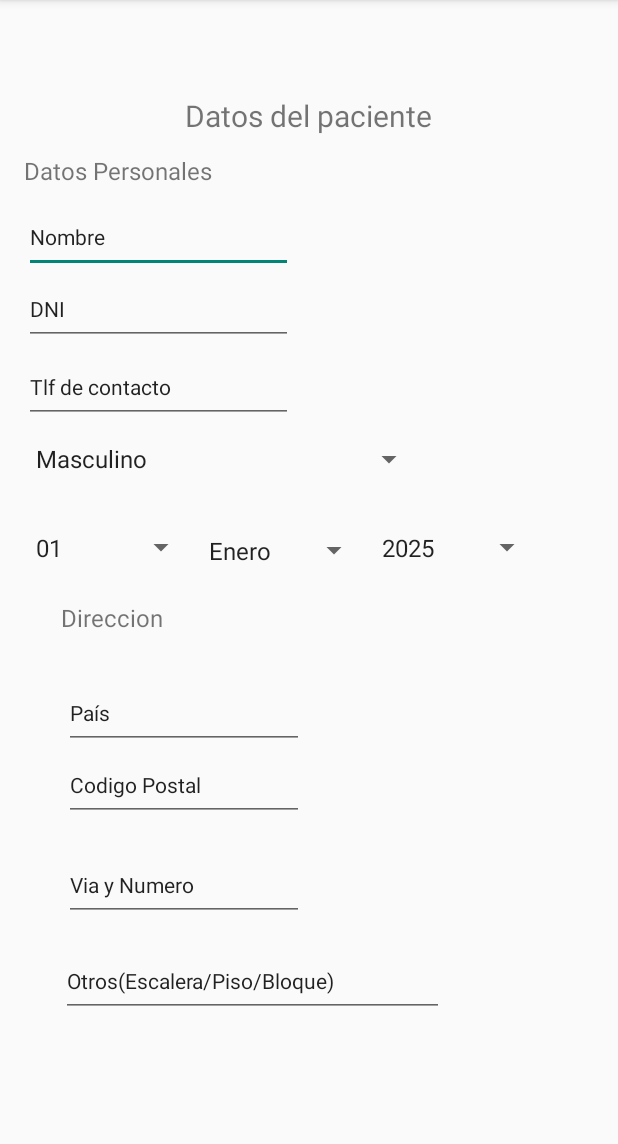
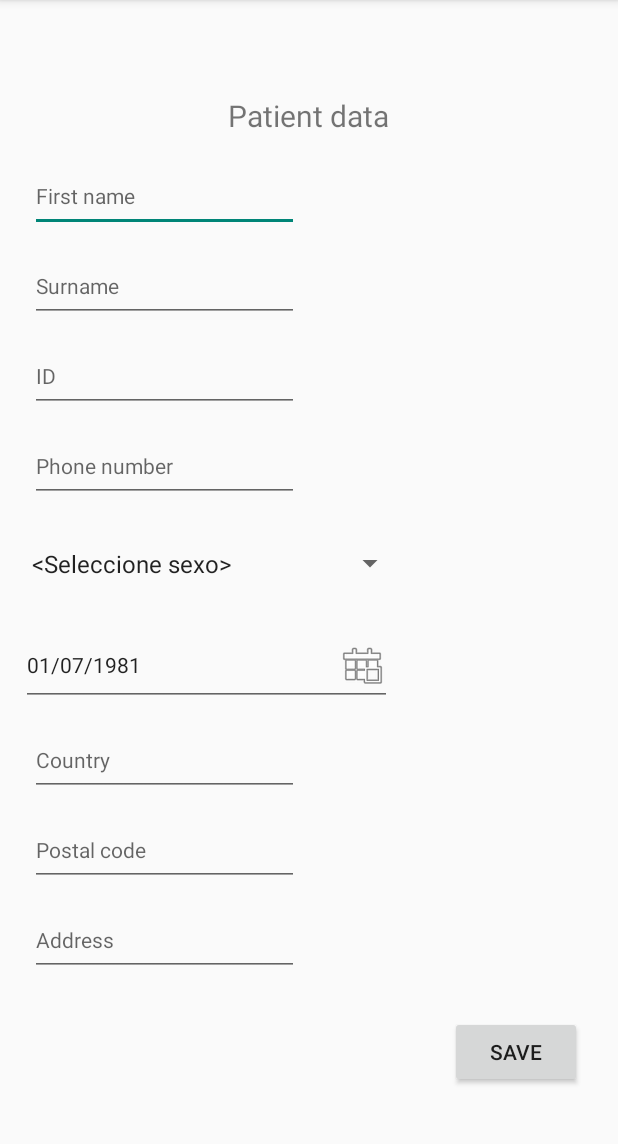
Before and after one commit to EA-12/MyHealth, an Android app: the ActivityPatientData screen opened directly, with no data from a screen before it, on a phone screen of 412 x 824 dp, the part 84-1228 px from its top. Run offline under Robolectric (Android 15) with nearby library versions, the phone set to English and light mode, and no system bars.

Commit message:
style/fix/feat(PatientData): fixes styles, adds Save button and Calendar to Patient Data layout

```diff
--- a/app/build.gradle.kts
+++ b/app/build.gradle.kts
@@ -42,6 +42,7 @@ dependencies {
     implementation(libs.material)
     implementation(libs.androidx.activity)
     implementation(libs.androidx.constraintlayout)
+    implementation(libs.play.services.mlkit.text.recognition.common)
     testImplementation(libs.junit)
     androidTestImplementation(libs.androidx.junit)
     androidTestImplementation(libs.androidx.espresso.core)
--- a/app/src/main/java/com/example/myhealth/ActivityBookAppointment.kt
+++ b/app/src/main/java/com/example/myhealth/ActivityBookAppointment.kt
@@ -3,6 +3,7 @@ package com.example.myhealth
 import android.content.Intent
 import android.os.Bundle
 import android.view.View
+import android.widget.Toast
 import androidx.activity.enableEdgeToEdge
 import androidx.appcompat.app.AppCompatActivity
 import androidx.core.view.ViewCompat
--- a/app/src/main/java/com/example/myhealth/ActivityPatientData.kt
+++ b/app/src/main/java/com/example/myhealth/ActivityPatientData.kt
@@ -1,17 +1,25 @@
 package com.example.myhealth
 
+import android.app.DatePickerDialog
+import android.content.Intent
 import android.os.Bundle
 import android.view.View
 import android.widget.AdapterView
 import android.widget.ArrayAdapter
+import android.widget.EditText
 import android.widget.Spinner
 import android.widget.Toast
 import androidx.activity.enableEdgeToEdge
 import androidx.appcompat.app.AppCompatActivity
 import androidx.core.view.ViewCompat
 import androidx.core.view.WindowInsetsCompat
+import java.text.SimpleDateFormat
+import java.util.*
 
 class ActivityPatientData : AppCompatActivity() {
+
+    private lateinit var editTextDate: EditText
+    private val calendar = Calendar.getInstance()
 
     override fun onCreate(savedInstanceState: Bundle?) {
         super.onCreate(savedInstanceState)
@@ -26,7 +34,7 @@ class ActivityPatientData : AppCompatActivity() {
         }
 
         // Obtener el Spinner para seleccionar el sexo
-        val spinnerSexo: Spinner = findViewById(R.id.spinnerSexo) // Asegúrate de tener este Spinner en tu layout
+        val spinnerSexo: Spinner = findViewById(R.id.spinnerSex) // Asegúrate de tener este Spinner en tu layout
 
         // Crear un ArrayAdapter usando el array de opciones definido en strings.xml
         val adapterSexo = ArrayAdapter.createFromResource(
@@ -42,6 +50,7 @@ class ActivityPatientData : AppCompatActivity() {
         spinnerSexo.adapter = adapterSexo
 
         // Configurar el listener para detectar la selección
+        /*
         spinnerSexo.onItemSelectedListener = object : AdapterView.OnItemSelectedListener {
             override fun onItemSelected(parent: AdapterView<*>?, view: android.view.View?, position: Int, id: Long) {
                 val selectedSexo = parent?.getItemAtPosition(position).toString()
@@ -52,7 +61,34 @@ class ActivityPatientData : AppCompatActivity() {
                 // No hacer nada si no se selecciona nada
             }
         }
+        */
 
+        editTextDate = findViewById(R.id.editTextDate)
+
+        calendar.set(Calendar.YEAR, calendar.get(Calendar.YEAR) - 44)
+        calendar.set(Calendar.MONTH, Calendar.JULY)
+        calendar.set(Calendar.DAY_OF_MONTH, 1)
+
+        val dateSetListener = DatePickerDialog.OnDateSetListener { _, year, month, day ->
+            calendar.set(Calendar.YEAR, year)
+            calendar.set(Calendar.MONTH, month)
+            calendar.set(Calendar.DAY_OF_MONTH, day)
+            updateLabel()
+        }
+
+        editTextDate.setOnClickListener {
+            DatePickerDialog(
+                this,
+                dateSetListener,
+                calendar.get(Calendar.YEAR),
+                calendar.get(Calendar.MONTH),
+                calendar.get(Calendar.DAY_OF_MONTH)
+            ).show()
+        }
+
+        updateLabel()
+
+        /*
         // Obtener los Spinners del layout
         val spinnerYear: Spinner = findViewById(R.id.spinnerYear)
         val spinnerMonth: Spinner = findViewById(R.id.spinnerMonth)
@@ -117,6 +153,16 @@ class ActivityPatientData : AppCompatActivity() {
             override fun onNothingSelected(parentView: AdapterView<*>?) {
                 // No hacer nada si no se selecciona nada
             }
-        }
+        } */
+    }
+
+    private fun updateLabel() {
+        val format = SimpleDateFormat("dd/MM/yyyy", Locale.getDefault())
+        editTextDate.setText(format.format(calendar.time))
+    }
+
+    fun goToHome(view: View) {
+        val intent = Intent(this, MainActivity::class.java)
+        startActivity(intent)
     }
 }
--- a/app/src/main/res/layout/activity_main.xml
+++ b/app/src/main/res/layout/activity_main.xml
@@ -57,7 +57,7 @@
         android:id="@+id/textView2"
         android:layout_width="wrap_content"
         android:layout_height="wrap_content"
-        android:text="Datos del paciente"
+        android:text="@string/datos_del_paciente"
         app:layout_constraintBottom_toBottomOf="parent"
         app:layout_constraintEnd_toEndOf="parent"
         app:layout_constraintHorizontal_bias="0.254"
@@ -69,7 +69,7 @@
         android:id="@+id/textView4"
         android:layout_width="wrap_content"
         android:layout_height="wrap_content"
-        android:text="Pedir cita"
+        android:text="@string/pedir_cita"
         app:layout_constraintBottom_toBottomOf="parent"
         app:layout_constraintEnd_toEndOf="parent"
         app:layout_constraintHorizontal_bias="0.732"
--- a/app/src/main/res/layout/activity_patient_data.xml
+++ b/app/src/main/res/layout/activity_patient_data.xml
@@ -24,189 +24,153 @@
         app:layout_constraintVertical_bias="1.0" />
 
     <EditText
-        android:id="@+id/editTextText"
+        android:id="@+id/editTextName"
         android:layout_width="179dp"
         android:layout_height="48dp"
-        android:layout_marginStart="16dp"
-        android:layout_marginEnd="212dp"
+        android:layout_marginTop="16dp"
+        android:layout_marginBottom="12dp"
         android:ems="10"
-        android:inputType="text"
-        android:text="@string/nombre"
+        android:inputType="textCapSentences"
+        android:hint="@string/nombre"
         android:textSize="14sp"
-        app:layout_constraintBottom_toTopOf="@+id/editTextText2"
+        app:layout_constraintBottom_toTopOf="@+id/editTextSurname"
         app:layout_constraintEnd_toEndOf="parent"
-        app:layout_constraintHorizontal_bias="0.0"
-        app:layout_constraintStart_toStartOf="parent"
-        app:layout_constraintTop_toBottomOf="@+id/textView3" />
-
-    <TextView
-        android:id="@+id/textView3"
-        android:layout_width="237dp"
-        android:layout_height="31dp"
-        android:layout_marginStart="16dp"
-        android:layout_marginTop="12dp"
-        android:layout_marginEnd="248dp"
-        android:text="@string/datos_personales"
-        android:textSize="16sp"
-        app:layout_constraintBottom_toTopOf="@+id/editTextText"
-        app:layout_constraintEnd_toEndOf="parent"
-        app:layout_constraintHorizontal_bias="0.0"
+        app:layout_constraintHorizontal_bias="0.086"
         app:layout_constraintStart_toStartOf="parent"
         app:layout_constraintTop_toBottomOf="@+id/textView" />
 
     <EditText
-        android:id="@+id/editTextText2"
+        android:id="@+id/editTextSurname"
         android:layout_width="179dp"
         android:layout_height="48dp"
-        android:layout_marginStart="16dp"
-        android:layout_marginEnd="212dp"
+        android:layout_marginBottom="12dp"
         android:ems="10"
-        android:inputType="text"
-        android:text="@string/dni"
+        android:inputType="textCapSentences"
+        android:hint="@string/apellidos"
         android:textSize="14sp"
-        app:layout_constraintBottom_toTopOf="@+id/editTextText3"
+        app:layout_constraintBottom_toTopOf="@+id/editTextID"
         app:layout_constraintEnd_toEndOf="parent"
-        app:layout_constraintHorizontal_bias="0.0"
+        app:layout_constraintHorizontal_bias="0.086"
         app:layout_constraintStart_toStartOf="parent"
-        app:layout_constraintTop_toBottomOf="@+id/editTextText" />
+        app:layout_constraintTop_toBottomOf="@+id/editTextName" />
 
     <EditText
-        android:id="@+id/editTextText3"
+        android:id="@+id/editTextID"
         android:layout_width="179dp"
         android:layout_height="48dp"
-        android:layout_marginStart="16dp"
-        android:layout_marginTop="4dp"
-        android:layout_marginEnd="212dp"
+        android:layout_marginBottom="12dp"
         android:ems="10"
-        android:inputType="text"
-        android:text="@string/tlf_de_contacto"
+        android:inputType="textCapSentences"
+        android:hint="@string/dni"
         android:textSize="14sp"
-        app:layout_constraintBottom_toTopOf="@+id/spinnerSexo"
+        app:layout_constraintBottom_toTopOf="@+id/editTextTlf"
         app:layout_constraintEnd_toEndOf="parent"
-        app:layout_constraintHorizontal_bias="0.0"
+        app:layout_constraintHorizontal_bias="0.086"
         app:layout_constraintStart_toStartOf="parent"
-        app:layout_constraintTop_toBottomOf="@+id/editTextText2" />
+        app:layout_constraintTop_toBottomOf="@+id/editTextSurname" />
+
+    <EditText
+        android:id="@+id/editTextTlf"
+        android:layout_width="179dp"
+        android:layout_height="48dp"
+        android:layout_marginBottom="12dp"
+        android:ems="10"
+        android:inputType="phone"
+        android:hint="@string/tlf_de_contacto"
+        android:textSize="14sp"
+        app:layout_constraintBottom_toTopOf="@+id/spinnerSex"
+        app:layout_constraintEnd_toEndOf="parent"
+        app:layout_constraintHorizontal_bias="0.086"
+        app:layout_constraintStart_toStartOf="parent"
+        app:layout_constraintTop_toBottomOf="@+id/editTextID" />
 
     <Spinner
-        android:id="@+id/spinnerSexo"
-        android:layout_width="267dp"
-        android:layout_height="48dp"
-        android:layout_marginStart="16dp"
-        android:layout_marginEnd="26dp"
+        android:id="@+id/spinnerSex"
+        android:layout_width="257dp"
+        android:layout_height="58dp"
+        android:layout_marginBottom="12dp"
+        android:textSize="14sp"
+        app:layout_constraintBottom_toTopOf="@+id/editTextDate"
         app:layout_constraintEnd_toEndOf="parent"
-        app:layout_constraintHorizontal_bias="0.0"
+        app:layout_constraintHorizontal_bias="0.086"
         app:layout_constraintStart_toStartOf="parent"
-        app:layout_constraintTop_toBottomOf="@+id/editTextText3" />
-
-    <Spinner
-        android:id="@+id/spinnerYear"
-        android:layout_width="115dp"
-        android:layout_height="54dp"
-        android:layout_marginTop="8dp"
-        android:layout_marginEnd="50dp"
-        app:layout_constraintEnd_toEndOf="parent"
-        app:layout_constraintStart_toEndOf="@+id/spinnerMonth"
-        app:layout_constraintTop_toBottomOf="@+id/spinnerSexo" />
-
-    <Spinner
-        android:id="@+id/spinnerMonth"
-        android:layout_width="115dp"
-        android:layout_height="54dp"
-        android:layout_marginTop="10dp"
-        app:layout_constraintEnd_toStartOf="@+id/spinnerYear"
-        app:layout_constraintStart_toEndOf="@+id/spinnerDay"
-        app:layout_constraintTop_toBottomOf="@+id/spinnerSexo" />
-
-    <Spinner
-        android:id="@+id/spinnerDay"
-        android:layout_width="115dp"
-        android:layout_height="54dp"
-        android:layout_marginStart="16dp"
-        android:layout_marginTop="8dp"
-        app:layout_constraintEnd_toStartOf="@+id/spinnerMonth"
-        app:layout_constraintStart_toStartOf="parent"
-        app:layout_constraintTop_toBottomOf="@+id/spinnerSexo" />
-
-    <TextView
-        android:id="@+id/textView5"
-        android:layout_width="246dp"
-        android:layout_height="36dp"
-        android:layout_marginStart="40dp"
-        android:layout_marginTop="16dp"
-        android:layout_marginEnd="125dp"
-        android:layout_marginBottom="7dp"
-        android:text="@string/direccion"
-        android:textSize="16sp"
-        app:layout_constraintBottom_toTopOf="@+id/editTextText4"
-        app:layout_constraintEnd_toEndOf="parent"
-        app:layout_constraintStart_toStartOf="parent"
-        app:layout_constraintTop_toBottomOf="@+id/spinnerMonth" />
+        app:layout_constraintTop_toBottomOf="@+id/editTextTlf" />
 
     <EditText
-        android:id="@+id/editTextText4"
-        android:layout_width="wrap_content"
-        android:layout_height="48dp"
-        android:layout_marginStart="40dp"
-        android:layout_marginTop="7dp"
-        android:layout_marginEnd="207dp"
-        android:ems="10"
-        android:inputType="text"
-        android:text="@string/pa_s"
+        android:id="@+id/editTextDate"
+        android:layout_width="247dp"
+        android:layout_height="54dp"
+        android:layout_marginBottom="12dp"
+        android:clickable="true"
+        android:cursorVisible="false"
+        android:drawableEnd="@android:drawable/ic_menu_today"
+        android:focusable="false"
+        android:hint="@string/fecha_de_nacimiento"
+        android:inputType="none"
+        android:longClickable="false"
         android:textSize="14sp"
-        app:layout_constraintBottom_toTopOf="@+id/editTextText5"
+        app:layout_constraintBottom_toTopOf="@+id/editTextCountry"
         app:layout_constraintEnd_toEndOf="parent"
+        app:layout_constraintHorizontal_bias="0.086"
         app:layout_constraintStart_toStartOf="parent"
-        app:layout_constraintTop_toBottomOf="@+id/textView5" />
+        app:layout_constraintTop_toBottomOf="@+id/spinnerSex"
+        tools:ignore="KeyboardInaccessibleWidget,TextFields" />
 
     <EditText
-        android:id="@+id/editTextText5"
-        android:layout_width="wrap_content"
+        android:id="@+id/editTextCountry"
+        android:layout_width="179dp"
         android:layout_height="48dp"
-        android:layout_marginStart="40dp"
-        android:layout_marginEnd="207dp"
-        android:layout_marginBottom="9dp"
+        android:layout_marginBottom="12dp"
         android:ems="10"
-        android:inputType="text"
-        android:text="@string/codigo_postal"
+        android:inputType="textCapSentences"
+        android:hint="@string/pa_s"
         android:textSize="14sp"
-        app:layout_constraintBottom_toTopOf="@+id/editTextText6"
+        app:layout_constraintBottom_toTopOf="@+id/editTextPostalCode"
         app:layout_constraintEnd_toEndOf="parent"
+        app:layout_constraintHorizontal_bias="0.086"
         app:layout_constraintStart_toStartOf="parent"
-        app:layout_constraintTop_toBottomOf="@+id/editTextText4" />
+        app:layout_constraintTop_toBottomOf="@+id/editTextDate" />
 
     <EditText
-        android:id="@+id/editTextText6"
-        android:layout_width="wrap_content"
+        android:id="@+id/editTextPostalCode"
+        android:layout_width="179dp"
         android:layout_height="48dp"
-        android:layout_marginStart="40dp"
-        android:layout_marginTop="9dp"
-        android:layout_marginEnd="207dp"
-        android:layout_marginBottom="10dp"
+        android:layout_marginBottom="12dp"
         android:ems="10"
-        android:inputType="text"
-        android:text="@string/via_y_numero"
+        android:inputType="number"
+        android:hint="@string/codigo_postal"
         android:textSize="14sp"
-        app:layout_constraintBottom_toTopOf="@+id/editTextText7"
+        app:layout_constraintBottom_toTopOf="@+id/editTextAddress"
         app:layout_constraintEnd_toEndOf="parent"
+        app:layout_constraintHorizontal_bias="0.086"
         app:layout_constraintStart_toStartOf="parent"
-        app:layout_constraintTop_toBottomOf="@+id/editTextText5" />
+        app:layout_constraintTop_toBottomOf="@+id/editTextDate" />
 
     <EditText
-        android:id="@+id/editTextText7"
-        android:layout_width="255dp"
+        android:id="@+id/editTextAddress"
+        android:layout_width="179dp"
         android:layout_height="48dp"
-        android:layout_marginStart="40dp"
-        android:layout_marginTop="6dp"
-        android:layout_marginEnd="116dp"
-        android:layout_marginBottom="99dp"
+        android:layout_marginTop="12dp"
         android:ems="10"
-        android:inputType="text"
-        android:text="@string/otros_escalera_piso_bloque"
+        android:hint="@string/direccion"
+        android:inputType="textCapSentences"
         android:textSize="14sp"
+        app:layout_constraintEnd_toEndOf="parent"
+        app:layout_constraintHorizontal_bias="0.086"
+        app:layout_constraintStart_toStartOf="parent"
+        app:layout_constraintTop_toBottomOf="@+id/editTextPostalCode" />
+
+    <Button
+        android:id="@+id/buttonSave"
+        android:layout_width="wrap_content"
+        android:layout_height="wrap_content"
+        android:layout_marginTop="8dp"
+        android:layout_marginEnd="24dp"
+        android:layout_marginBottom="24dp"
+        android:onClick="goToHome"
+        android:text="@string/guardar"
         app:layout_constraintBottom_toBottomOf="parent"
         app:layout_constraintEnd_toEndOf="parent"
-        app:layout_constraintStart_toStartOf="parent"
-        app:layout_constraintTop_toBottomOf="@+id/editTextText6" />
-
+        app:layout_constraintTop_toBottomOf="@+id/editTextAddress" />
 
 </androidx.constraintlayout.widget.ConstraintLayout>
--- a/app/src/main/res/values/arrays.xml
+++ b/app/src/main/res/values/arrays.xml
@@ -1,6 +1,7 @@
 <?xml version="1.0" encoding="utf-8"?>
 <resources>
         <string-array name="sexo_options">
+            <item>&lt;Seleccione sexo&gt;</item>
             <item>Masculino</item>
             <item>Femenino</item>
             <item>Otro</item>
--- a/app/src/main/res/values/strings.xml
+++ b/app/src/main/res/values/strings.xml
@@ -1,21 +1,24 @@
 <resources>
     <string name="app_name">MyHealth</string>
     <string name="datos_del_paciente">Patient data</string>
-    <string name="peticion_cita">Book an appointment</string>
-    <string name="guardar" >Guardar_</string>
-    <string name="guardar_la_cita">Guardar la cita</string>
-    <string name="seleccione_una_fecha">Seleccione una fecha</string>
-    <string name="seleccione_la_hora">Seleccione la hora</string>
+    <string name="peticion_cita">Book appointment</string>
+    <string name="guardar" >Save</string>
+    <string name="guardar_la_cita">Save appointment</string>
+    <string name="seleccione_una_fecha">Pick a date</string>
+    <string name="seleccione_la_hora">Pick a time</string>
     <string name="guardar_cita">Guardar</string>
-    <string name="datos_de_paciente">Datos del paciente</string>
-    <string name="nombre">Nombre</string>
-    <string name="datos_personales">Datos Personales</string>
-    <string name="dni">DNI</string>
-    <string name="tlf_de_contacto">Tlf de contacto</string>
-    <string name="direccion">Direccion</string>
-    <string name="pa_s">País</string>
-    <string name="codigo_postal">Codigo Postal</string>
-    <string name="via_y_numero">Via y Numero</string>
-    <string name="otros_escalera_piso_bloque">Otros(Escalera/Piso/Bloque)</string>
+    <string name="datos_de_paciente">Patient data</string>
+    <string name="nombre">First name</string>
+    <string name="datos_personales">Personal data</string>
+    <string name="dni">ID</string>
+    <string name="tlf_de_contacto">Phone number</string>
+    <string name="direccion">Address</string>
+    <string name="pa_s">Country</string>
+    <string name="codigo_postal">Postal code</string>
+    <string name="apellidos">Surname</string>
+    <string name="fecha_de_nacimiento">Date of birth</string>
+    <string name="pedir_cita">Book an appointment</string>
+    <string name="seleccione_sexo">Select sex</string>
+    <string name="sexo">Sex:</string>
 
 </resources>
--- a/gradle/libs.versions.toml
+++ b/gradle/libs.versions.toml
@@ -9,6 +9,7 @@ appcompat = "1.6.1"
 material = "1.10.0"
 activity = "1.8.0"
 constraintlayout = "2.1.4"
+playServicesMlkitTextRecognitionCommon = "19.1.0"
 
 [libraries]
 androidx-core-ktx = { group = "androidx.core", name = "core-ktx", version.ref = "coreKtx" }
@@ -19,6 +20,7 @@ androidx-appcompat = { group = "androidx.appcompat", name = "appcompat", version
 material = { group = "com.google.android.material", name = "material", version.ref = "material" }
 androidx-activity = { group = "androidx.activity", name = "activity", version.ref = "activity" }
 androidx-constraintlayout = { group = "androidx.constraintlayout", name = "constraintlayout", version.ref = "constraintlayout" }
+play-services-mlkit-text-recognition-common = { group = "com.google.android.gms", name = "play-services-mlkit-text-recognition-common", version.ref = "playServicesMlkitTextRecognitionCommon" }
 
 [plugins]
 android-application = { id = "com.android.application", version.ref = "agp" }
```
Also changed, not shown: 1 other file.
